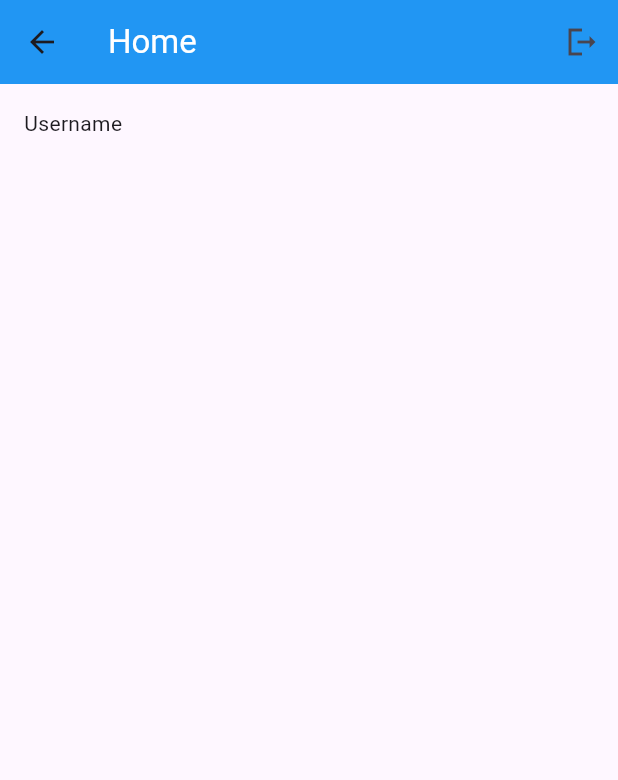
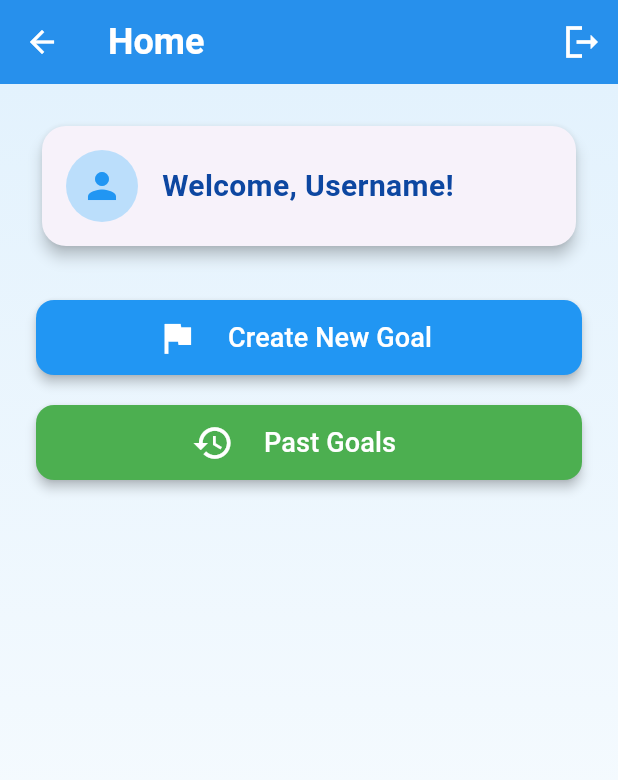
Before and after one commit to byudevelopers/GoalTracker, a Flutter app: the Home screen opened directly, on a phone screen of 412 x 824 dp. Shown: the top 780 px of the screen. Run offline on Flutter 3.47's test engine with Material 3 defaults, Android fonts, the light colour scheme and no system bars.

Commit message:
added more to home page

```diff
--- a/goal_tracker/lib/home.dart
+++ b/goal_tracker/lib/home.dart
@@ -14,28 +14,117 @@ class _HomeState extends State<Home> {
       appBar: AppBar(
         title: Text(
           'Home',
-          style: TextStyle(color: Colors.white),),
+          style: TextStyle(
+            color: Colors.white,
+            fontWeight: FontWeight.bold,
+            fontSize: 24,
+          ),
+        ),
         backgroundColor: Colors.blue,
+        elevation: 4,
+        iconTheme: IconThemeData(color: Colors.white),
         actions: [
           IconButton(
-            icon: Icon(Icons.logout_sharp),
+            icon: Icon(Icons.logout_sharp, size: 28),
             onPressed: () {
-              // Handle button press here
-              print('Settings button pressed');
+              // Add logout logic here
             },
           ),
         ],
       ),
-      body: Padding(
-        padding: EdgeInsets.all(16),
-        child: Column(
-          children: [
-              Text(
-                'Username'
-              )
-          ],
+      body: Container(
+        decoration: BoxDecoration(
+          gradient: LinearGradient(
+            begin: Alignment.topCenter,
+            end: Alignment.bottomCenter,
+            colors: [Colors.blue.shade50, Colors.white],
+          ),
         ),
-      )
+        child: Padding(
+          padding: const EdgeInsets.all(24.0),
+          child: Column(
+            crossAxisAlignment: CrossAxisAlignment.stretch,
+            children: [
+              // User Profile Section
+              Card(
+                elevation: 4,
+                shape: RoundedRectangleBorder(
+                  borderRadius: BorderRadius.circular(16),
+                ),
+                child: Padding(
+                  padding: const EdgeInsets.all(16.0),
+                  child: Row(
+                    children: [
+                      CircleAvatar(
+                        radius: 24,
+                        backgroundColor: Colors.blue.shade100,
+                        child: Icon(
+                          Icons.person,
+                          color: Colors.blue,
+                          size: 28,
+                        ),
+                      ),
+                      SizedBox(width: 16),
+                      Text(
+                        'Welcome, Username!',
+                        style: TextStyle(
+                          fontSize: 20,
+                          fontWeight: FontWeight.bold,
+                          color: Colors.blue.shade900,
+                        ),
+                      ),
+                    ],
+                  ),
+                ),
+              ),
+              SizedBox(height: 32),
+
+              // Action Buttons
+              _buildActionButton(
+                icon: Icons.flag,
+                label: 'Create New Goal',
+                color: Colors.blue,
+                onPressed: () {},
+              ),
+              SizedBox(height: 20),
+              _buildActionButton(
+                icon: Icons.history,
+                label: 'Past Goals',
+                color: Colors.green,
+                onPressed: () {},
+              ),
+              SizedBox(height: 20),
+            ],
+          ),
+        ),
+      ),
+    );
+  }
+
+  Widget _buildActionButton({
+    required IconData icon,
+    required String label,
+    required Color color,
+    required VoidCallback onPressed,
+  }) {
+    return ElevatedButton.icon(
+      icon: Icon(icon, size: 28),
+      label: Padding(
+        padding: const EdgeInsets.all(12.0),
+        child: Text(
+          label,
+          style: TextStyle(fontSize: 18, fontWeight: FontWeight.w500),
+        ),
+      ),
+      onPressed: onPressed,
+      style: ElevatedButton.styleFrom(
+        foregroundColor: Colors.white,
+        backgroundColor: color,
+        shape: RoundedRectangleBorder(
+          borderRadius: BorderRadius.circular(12),
+        ),
+        elevation: 3,
+      ),
     );
   }
 }
--- a/goal_tracker/lib/login.dart
+++ b/goal_tracker/lib/login.dart
@@ -1,4 +1,5 @@
 import 'package:flutter/material.dart';
+import 'package:goal_tracker/home.dart';
 
 class Login extends StatefulWidget {
   const Login({super.key});
@@ -58,8 +59,10 @@ class _LoginState extends State<Login> {
             SizedBox(height: 16),
             OutlinedButton(
               onPressed: () {
-                // Implement register logic here
-                print('Register pressed');
+                Navigator.push(
+                  context,
+                  MaterialPageRoute(builder: (context) => Home()),
+                );
               },
               child: Text('Register'),
               style: OutlinedButton.styleFrom(
```
